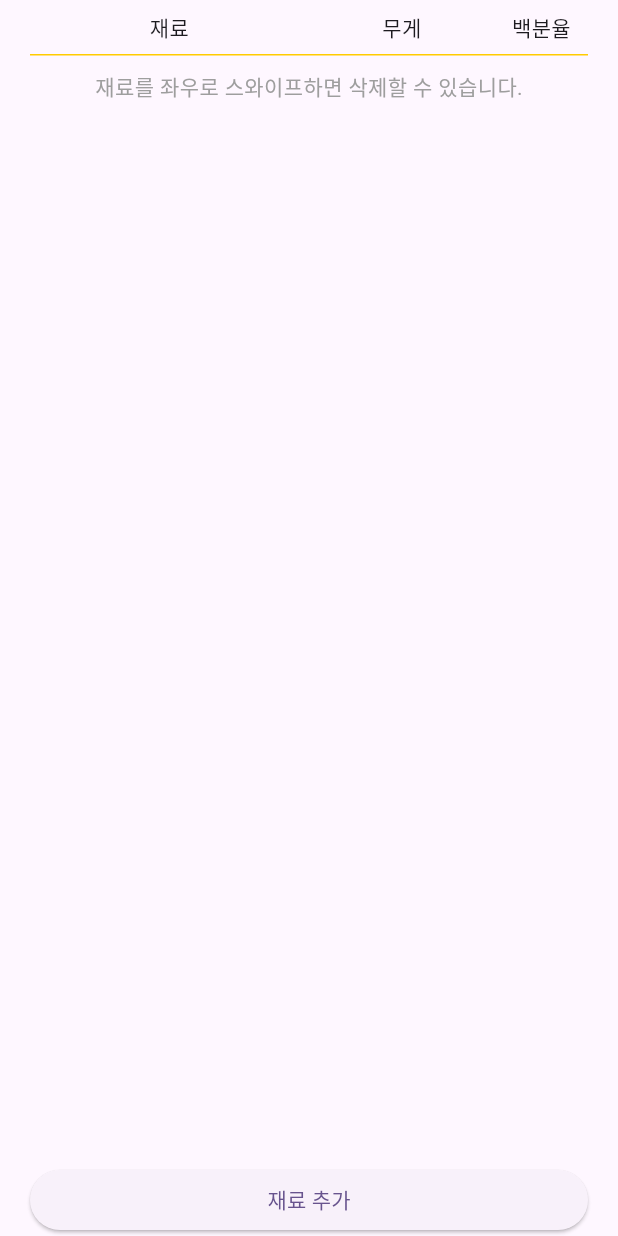
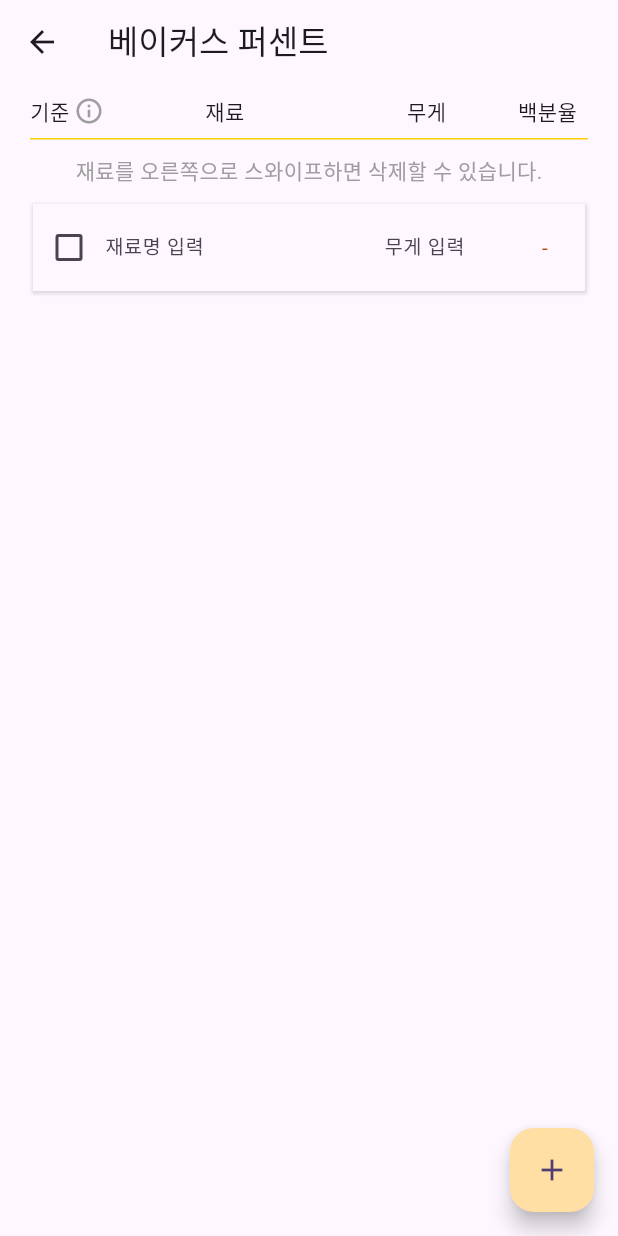
Before and after one commit to somarok/bakers_note, a Flutter app: the BakersPercentScreen screen opened directly, on a phone screen of 412 x 824 dp. Run offline on Flutter 3.47's test engine with Material 3 defaults, Android fonts, the phone set to English and light mode, and no system bars.

Commit message:
Feat: 베이커스 계산 로직 추가
- UI 디자인 수정
- 재료추가 버튼 플로팅 버튼으로 변경
- 무게 입력시 백분율 계산 핸들링
- 기준 선택시 백분율 표시
- 재료 row 추가시 스크롤 다운 기능
- 기준 말풍선 오버레이 위젯 구현

```diff
--- a/lib/presentation/bakers_calculator/bakers_percent_screen.dart
+++ b/lib/presentation/bakers_calculator/bakers_percent_screen.dart
@@ -1,9 +1,10 @@
+import 'package:bakers_note/common/app_colors.dart';
 import 'package:bakers_note/data/model/ingredient.dart';
 import 'package:bakers_note/presentation/bakers_calculator/bakers_percent_view_model.dart';
 import 'package:flutter/material.dart';
-import 'package:flutter/widgets.dart';
 import 'package:provider/provider.dart';
 import 'component/ingredient_form_row.dart';
+import '../common/component/tooltip.dart';
 
 class BakersPercentScreen extends StatefulWidget {
   const BakersPercentScreen({super.key});
@@ -14,13 +15,43 @@ class BakersPercentScreen extends StatefulWidget {
 
 class _BakersPercentScreenState extends State<BakersPercentScreen> {
   final formKey = GlobalKey<FormState>();
+  final scrollController = ScrollController();
+
+  @override
+  void initState() {
+    super.initState();
+
+    Future.microtask(
+      () => {
+        context.read<BakersPercentViewModel>().addIngredientFormRow(),
+      },
+    );
+  }
+
+  @override
+  void dispose() {
+    scrollController.dispose();
+    FocusManager.instance.primaryFocus?.unfocus();
+
+    super.dispose();
+  }
 
   @override
   Widget build(BuildContext context) {
     final viewModel = context.watch<BakersPercentViewModel>();
 
     return Scaffold(
+      resizeToAvoidBottomInset: false,
+      appBar: AppBar(
+        title: const Text('베이커스 퍼센트'),
+        surfaceTintColor: Theme.of(context).scaffoldBackgroundColor,
+      ),
       body: SafeArea(
+        child: GestureDetector(
+          onTap: () {
+            FocusManager.instance.primaryFocus?.unfocus();
+            viewModel.calculatePercent();
+          },
           child: Padding(
             padding: const EdgeInsets.symmetric(horizontal: 20),
             child: Form(
@@ -32,27 +63,46 @@ class _BakersPercentScreenState extends State<BakersPercentScreen> {
                     decoration: const BoxDecoration(
                       border: BorderDirectional(
                         bottom: BorderSide(
-                        color: Color.fromARGB(255, 255, 204, 0),
+                          color: AppColors.primaryColorAccent,
                         ),
                       ),
                     ),
-                  child: const Row(
+                    child: Row(
                       children: [
-                      Expanded(
+                        GestureDetector(
+                          onTap: () {},
+                          child: const Row(children: [
+                            Text(
+                              '기준',
+                              textAlign: TextAlign.center,
+                            ),
+                            SizedBox(width: 3),
+                            ToolTipWrapper(
+                              message:
+                                  '베이커스 퍼센트는 밀가루의 중량을 기준으로 계산됩니다.\n밀가루에 해당되는 재료를 체크해주세요 :)',
+                              child: Icon(
+                                Icons.info_outline,
+                                size: 20,
+                                color: Colors.grey,
+                              ),
+                            ),
+                          ]),
+                        ),
+                        const Expanded(
                           flex: 3,
                           child: Text(
                             '재료',
                             textAlign: TextAlign.center,
                           ),
                         ),
-                      Expanded(
+                        const Expanded(
                           flex: 2,
                           child: Text(
                             '무게',
                             textAlign: TextAlign.center,
                           ),
                         ),
-                      Expanded(
+                        const Expanded(
                           flex: 1,
                           child: Text(
                             '백분율',
@@ -63,50 +113,66 @@ class _BakersPercentScreenState extends State<BakersPercentScreen> {
                     ),
                   ),
                   const Padding(
-                  padding: EdgeInsets.symmetric(vertical: 10.0),
+                    padding: EdgeInsets.symmetric(vertical: 10),
                     child: Text(
-                    '재료를 좌우로 스와이프하면 삭제할 수 있습니다.',
+                      '재료를 오른쪽으로 스와이프하면 삭제할 수 있습니다.',
                       style: TextStyle(color: Colors.grey),
                     ),
                   ),
                   Expanded(
+                    child: Scrollbar(
+                      controller: scrollController,
                       child: ListView.builder(
+                        controller: scrollController,
                         itemCount: viewModel.ingredients.length,
                         itemBuilder: (context, index) {
                           final ingredients = viewModel.ingredients;
-                      return Dismissible(
-                        key: UniqueKey(),
-                        child: IngredientFormRow(
-                          onEditingComplete: viewModel.onFinishAddIngredient,
+                          return IngredientFormRow(
+                            onLongPressed: (int id) => viewModel
+                                .onLongPressedRow(ingredients[index].id),
+                            onEditingWeightComplete: (int id) {
+                              viewModel.onFinishedAddIngredient(
+                                  ingredients[index].id);
+                              _scrollDown();
+                            },
                             ingredient: Ingredient(
                               id: ingredients[index].id,
                               name: ingredients[index].name,
                               weight: ingredients[index].weight,
                               percent: ingredients[index].percent,
+                              isFlour: ingredients[index].isFlour,
                             ),
                             onDismissed: () => viewModel
                                 .onDismissedIngredient(ingredients[index].id),
-                        ),
+                            onEditingIngredient: (int id,
+                                    {String? name, num? weight}) =>
+                                viewModel.onEditingIngredient(id,
+                                    name: name, weight: weight),
                           );
                         },
                       ),
                     ),
-                SizedBox(
-                  width: double.infinity,
-                  child: ElevatedButton(
-                    onPressed: () => viewModel.onPressAddIngredientButton(),
-                    child: const Text('재료 추가'),
                   ),
-                ),
+                  const SizedBox(height: 80),
                 ],
               ),
             ),
           ),
         ),
+      ),
+      floatingActionButton: FloatingActionButton(
+        onPressed: () {
+          viewModel.onPressAddIngredientButton();
+          _scrollDown();
+        },
+        tooltip: '재료 추가',
+        backgroundColor: AppColors.primaryColor10,
+        child: const Icon(Icons.add),
+      ),
     );
   }
 
-  // TODO. 백분율 계산 후 텍스트 표시
-  // TODO. 백분율 기준점 선택해서 설정하는 함수
-  // TODO. 입력한 백분율로 용량 조절해서 보여주기
+  void _scrollDown() {
+    scrollController.jumpTo(scrollController.position.maxScrollExtent + 80);
   }
+}
--- a/lib/presentation/bakers_calculator/component/ingredient_form_row.dart
+++ b/lib/presentation/bakers_calculator/component/ingredient_form_row.dart
@@ -1,47 +1,103 @@
 import 'package:bakers_note/data/model/ingredient.dart';
 import 'package:flutter/material.dart';
-import 'package:flutter/widgets.dart';
 
 class IngredientFormRow extends StatefulWidget {
   const IngredientFormRow({
     super.key,
-    required this.onEditingComplete,
     required this.ingredient,
     required this.onDismissed,
+    required this.onEditingIngredient,
+    required this.onEditingWeightComplete,
+    required this.onLongPressed,
   });
 
   final Ingredient ingredient;
-  final Function onEditingComplete;
-  final Function() onDismissed;
+  final Function(int id) onEditingWeightComplete;
+  final Function onDismissed;
+  final Function(int id, {String? name, num? weight}) onEditingIngredient;
+  final Function(int id) onLongPressed;
 
   @override
   State<IngredientFormRow> createState() => _IngredientFormRowState();
 }
 
 class _IngredientFormRowState extends State<IngredientFormRow> {
+  final _focus = FocusNode();
+
+  @override
+  void initState() {
+    super.initState();
+
+    // _focus.addListener(() {
+    //   if (!_focus.hasFocus) {
+    //     widget.onEditingWeightComplete(widget.ingredient.id);
+    //   }
+    // });
+  }
+
+  @override
+  void dispose() {
+    _focus.dispose();
+    super.dispose();
+  }
+
   @override
   Widget build(BuildContext context) {
+    final ingredient = widget.ingredient;
     return Dismissible(
-      onDismissed: (direction) => widget.onDismissed!(),
+      direction: DismissDirection.startToEnd,
+      onDismissed: (direction) => widget.onDismissed(),
+      background: Container(
+        alignment: Alignment.centerLeft,
+        padding: const EdgeInsets.only(left: 10),
+        color: Colors.amber,
+        child: const Icon(
+          Icons.delete_forever,
+          color: Colors.white,
+        ),
+      ),
       key: UniqueKey(),
+      child: Container(
+        padding: const EdgeInsets.symmetric(vertical: 5),
+        margin: const EdgeInsets.all(2),
+        alignment: Alignment.center,
+        decoration: BoxDecoration(
+          color: Theme.of(context).scaffoldBackgroundColor,
+          boxShadow: const [
+            BoxShadow(
+              color: Colors.black12,
+              blurRadius: 1,
+              spreadRadius: 1,
+              offset: Offset(0, 1),
+            )
+          ],
+        ),
         child: Row(
           children: [
-          Padding(
-            padding: const EdgeInsets.only(right: 10),
-            child: Text(
-              widget.ingredient.id.toString(),
-              textAlign: TextAlign.start,
-            ),
+            Checkbox(
+              value: ingredient.isFlour,
+              onChanged: (v) => widget.onLongPressed(ingredient.id),
             ),
             Expanded(
               flex: 3,
               child: TextFormField(
-              initialValue: widget.ingredient.name,
+                initialValue: ingredient.name.isEmpty ? '' : ingredient.name,
+                textInputAction: TextInputAction.next,
+                keyboardType: TextInputType.name,
                 decoration: const InputDecoration(
                   hintText: '재료명 입력',
                   border: InputBorder.none,
                 ),
                 style: const TextStyle(fontSize: 13),
+                onChanged: (value) {
+                  widget.onEditingIngredient(
+                    ingredient.id,
+                    name: value,
+                  );
+                },
+                onEditingComplete: () {
+                  _focus.nextFocus();
+                },
               ),
             ),
             Expanded(
@@ -50,6 +106,9 @@ class _IngredientFormRowState extends State<IngredientFormRow> {
                 initialValue: widget.ingredient.weight == 0
                     ? ''
                     : widget.ingredient.weight.toString(),
+                focusNode: _focus,
+                textInputAction: TextInputAction.done,
+                keyboardType: TextInputType.number,
                 decoration: const InputDecoration(
                   hintText: '무게 입력',
                   border: InputBorder.none,
@@ -58,21 +117,28 @@ class _IngredientFormRowState extends State<IngredientFormRow> {
                 style: const TextStyle(
                   fontSize: 13,
                 ),
-              onEditingComplete: () => widget.onEditingComplete(),
+                onChanged: (value) {
+                  widget.onEditingIngredient(
+                    ingredient.id,
+                    weight: int.tryParse(value) ?? 0,
+                  );
+                },
+                onEditingComplete: () {
+                  widget.onEditingWeightComplete(ingredient.id);
+                },
               ),
             ),
             Expanded(
               flex: 1,
               child: Text(
-              widget.ingredient.percent == 0
-                  ? '-'
-                  : widget.ingredient.percent.toString(),
+                ingredient.percent == 0 ? '-' : '${ingredient.percent}%',
                 textAlign: TextAlign.center,
                 style: const TextStyle(color: Color.fromARGB(255, 170, 79, 0)),
               ),
             ),
           ],
         ),
+      ),
     );
   }
 }
```
Also changed, not shown: lib/presentation/bakers_calculator/bakers_percent_view_model.dart (+72 -13 lines), lib/presentation/common/component/message_balloon.dart (added, +184 -0 lines), lib/presentation/common/component/tooltip.dart (added, +199 -0 lines). Lines whose indentation alone changed are shown as unchanged.
